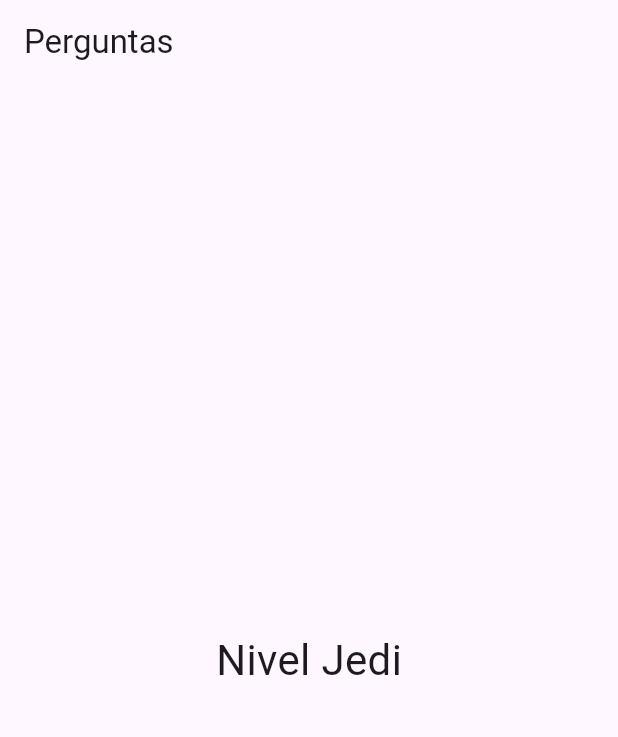
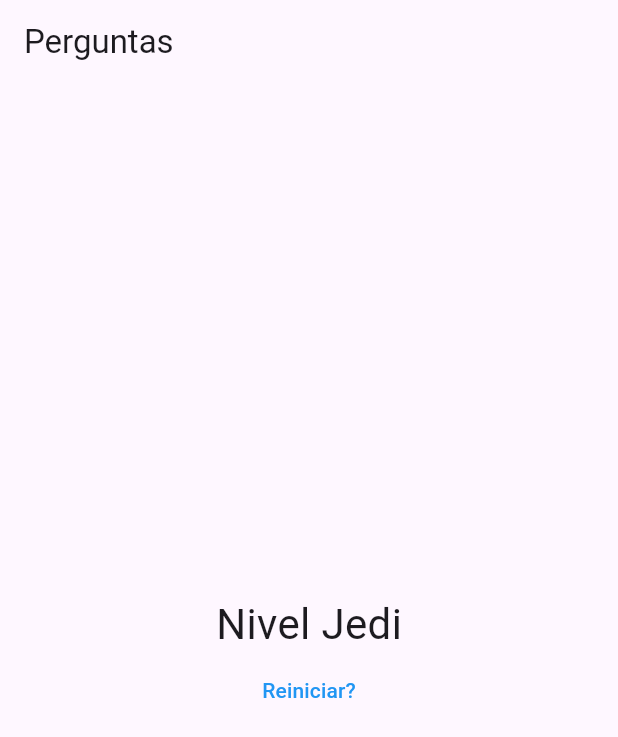
Before and after one commit to DarlanMarangoni/flutter, a Flutter app: the screen it shows after launch, after a tap on "Preto", after a tap on "Cobra", after a tap on "Leo", on a phone screen of 412 x 824 dp. Shown: the top 737 px of the screen. Run offline on Flutter 3.47's test engine with Material 3 defaults, Android fonts, the phone set to English and light mode, and no system bars.

Commit message:
S2 - restart form

```diff
--- a/projeto_perguntas/lib/main.dart
+++ b/projeto_perguntas/lib/main.dart
@@ -48,7 +48,7 @@ class _PerguntaAppState extends State<PerguntaApp> {
                 perguntaSelecionada: _perguntaSelecionada,
                 quandoResponder: _responder,
               )
-            : Resultado(_pontuacaoTotal),
+            : Resultado(_pontuacaoTotal, _reiniciarQuestionario),
       ),
     );
   }
@@ -66,6 +66,13 @@ class _PerguntaAppState extends State<PerguntaApp> {
       print(_pontuacaoTotal);
     }
   }
+
+  void _reiniciarQuestionario() {
+    setState(() {
+      _perguntaSelecionada = 0;
+      _pontuacaoTotal = 0;
+    });
+  }
 }
 
 class PerguntaApp extends StatefulWidget {
--- a/projeto_perguntas/lib/resultado.dart
+++ b/projeto_perguntas/lib/resultado.dart
@@ -2,8 +2,13 @@ import 'package:flutter/material.dart';
 
 class Resultado extends StatelessWidget {
   final int pontuacao;
+  final void Function() quandoReiniciarQuestionario;
 
-  const Resultado(this.pontuacao, {super.key});
+  const Resultado(
+    this.pontuacao,
+    this.quandoReiniciarQuestionario, {
+    super.key,
+  });
 
   String get fraseResultado {
     if (pontuacao < 8) {
@@ -19,6 +24,16 @@ class Resultado extends StatelessWidget {
 
   @override
   Widget build(BuildContext context) {
-    return Center(child: Text(fraseResultado, style: TextStyle(fontSize: 28)));
+    return Column(
+      mainAxisAlignment: MainAxisAlignment.center,
+      children: [
+        Center(child: Text(fraseResultado, style: TextStyle(fontSize: 28))),
+        TextButton(
+          style: TextButton.styleFrom(foregroundColor: Colors.blue),
+          onPressed: quandoReiniciarQuestionario,
+          child: Text('Reiniciar?'),
+        ),
+      ],
+    );
   }
 }
```
